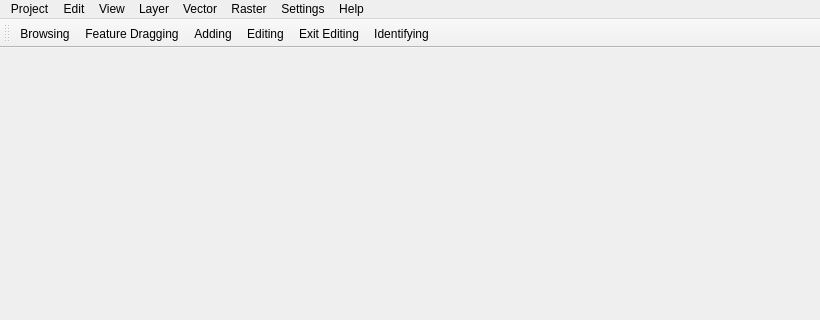
This is ui/raw/_mainwindow.ui in yiguanxianyu/PiGIS as Qt 5 draws it before an edit; both pictures show x 0 to 820 and y 0 to 320 of the 820 by 597 pixel window. The edited form follows.
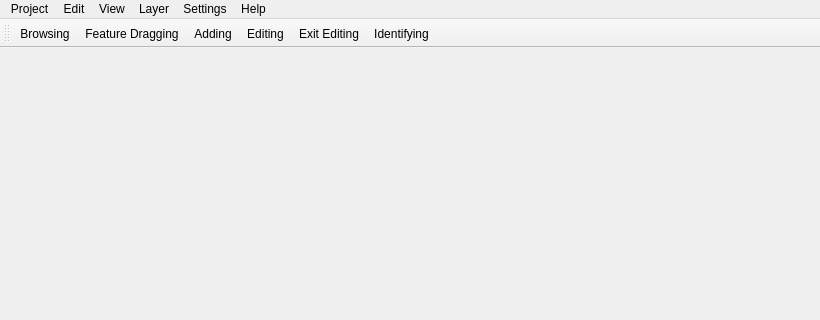
This is the edited form.

Patch:
```diff
--- a/ui/raw/_mainwindow.ui
+++ b/ui/raw/_mainwindow.ui
@@ -86,16 +86,6 @@
     </property>
     <addaction name="actionOptions"/>
    </widget>
-   <widget class="QMenu" name="menuVector">
-    <property name="title">
-     <string>Vector</string>
-    </property>
-   </widget>
-   <widget class="QMenu" name="menuRaster">
-    <property name="title">
-     <string>Raster</string>
-    </property>
-   </widget>
    <widget class="QMenu" name="menuHelp">
     <property name="title">
      <string>Help</string>
@@ -137,8 +127,6 @@
    <addaction name="menuEdit"/>
    <addaction name="menuView"/>
    <addaction name="menuLayer"/>
-   <addaction name="menuVector"/>
-   <addaction name="menuRaster"/>
    <addaction name="menuSettings"/>
    <addaction name="menuHelp"/>
   </widget>
```
